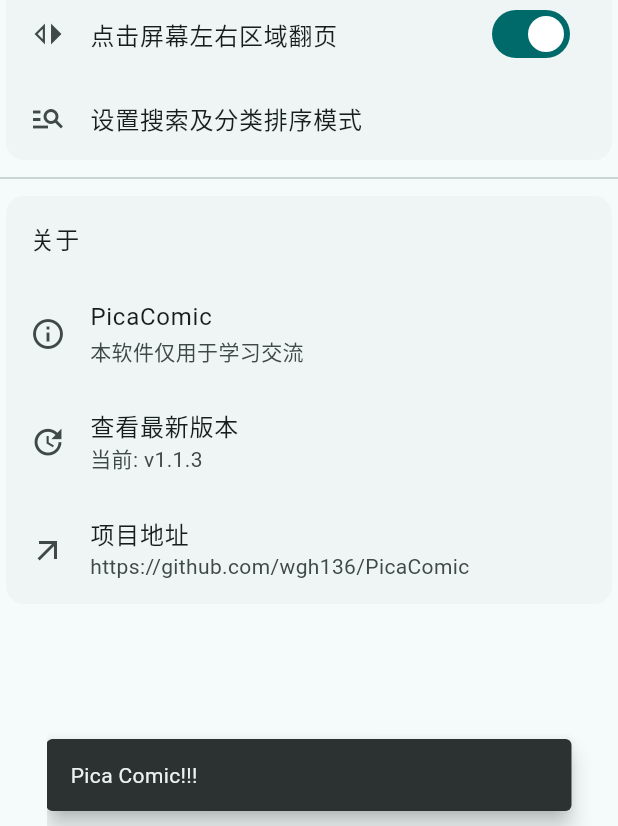
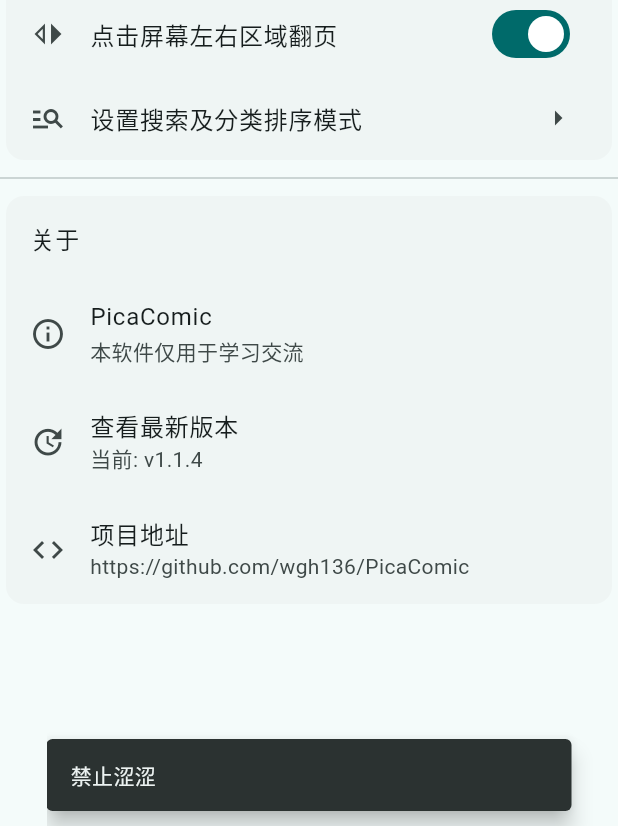
Before and after one commit to wgh136/PicaComic, a Flutter app: the SettingsPage screen opened directly, after a tap on "PicaComic", on a phone screen of 412 x 824 dp. Shown: the part 410-1236 px from the top of the screen. Run offline on Flutter 3.47's test engine with Material 2 defaults, Android fonts, the phone set to English and light mode, and no system bars; drawn by our look-alikes of dynamic_color; our stand-ins replace cached_network_image, dio, get, photo_view, shared_preferences; missing offline and left inert: dio_http2_adapter; accounts and stored records are empty.

Commit message:
更新版本号

```diff
--- a/lib/views/settings_page.dart
+++ b/lib/views/settings_page.dart
@@ -111,6 +111,7 @@
                   ),
                   ListTile(
                     leading: const Icon(Icons.manage_search_outlined),
+                    trailing: const Icon(Icons.arrow_right),
                     title: const Text("设置搜索及分类排序模式"),
                     onTap: (){
                       showDialog(context: context, builder: (context){
@@ -187,19 +188,19 @@
                       title: const Text("PicaComic"),
                       subtitle: const SelectableText("本软件仅用于学习交流"),
                       onTap: (){
-                        showMessage(context, "Pica Comic!!!");
+                        showMessage(context, "禁止涩涩");
                       },
                     ),
                     ListTile(
                       leading: const Icon(Icons.update),
                       title: const Text("查看最新版本"),
-                      subtitle: const Text("当前: v1.1.3"),
+                      subtitle: const Text("当前: v1.1.4"),
                       onTap: (){
                         launchUrlString("https://github.com/wgh136/PicaComic/releases",mode: LaunchMode.externalApplication);
                       },
                     ),
                     ListTile(
-                      leading: const Icon(Icons.arrow_outward),
+                      leading: const Icon(Icons.code),
                       title: const Text("项目地址"),
                       subtitle: const Text("https://github.com/wgh136/PicaComic"),
                       onTap: (){
--- a/pubspec.yaml
+++ b/pubspec.yaml
@@ -16,7 +16,7 @@
 # https://developer.apple.com/library/archive/documentation/General/Reference/InfoPlistKeyReference/Articles/CoreFoundationKeys.html
 # In Windows, build-name is used as the major, minor, and patch parts
 # of the product and file versions while build-number is used as the build suffix.
-version: 1.1.3+4
+version: 1.1.4+5
 
 environment:
   sdk: '>=2.19.1 <3.0.0'
```
